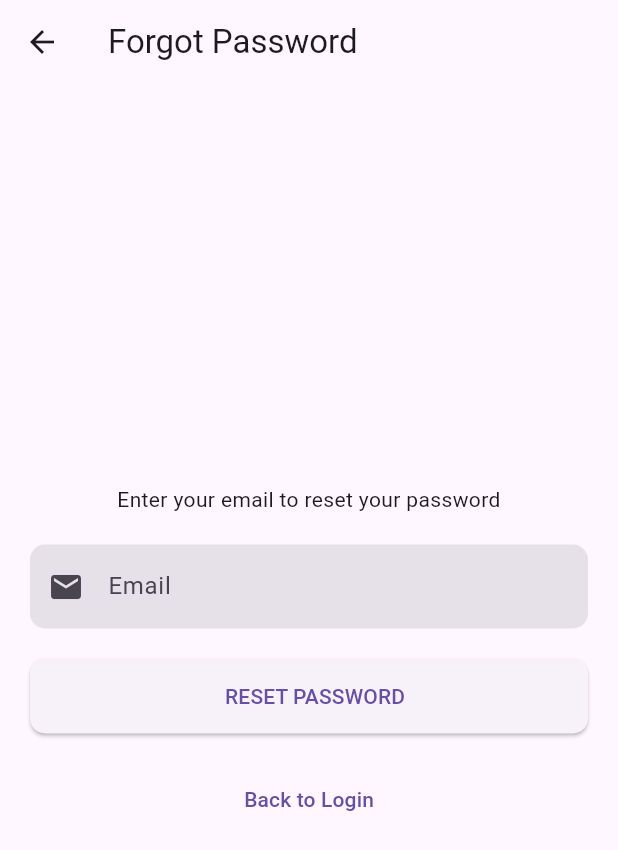
After one commit to rodrigogmdias/flutter-boilerplate, a Flutter app: the screen it shows after launch, after a tap on "Forgot password?", on a phone screen of 412 x 824 dp. The commit adds this screen. Shown: the top 850 px of the screen. Run offline on Flutter 3.47's test engine with Material 3 defaults, Android fonts, the phone set to English and light mode, and no system bars; our stand-ins replace bloc, firebase_core, flutter_bloc, go_router; accounts and stored records are empty; generated files the repository leaves out were written again.

Commit message:
feat: adicionar página de recuperação de senha e navegação no login

```diff
--- /dev/null
+++ b/lib/feature/forget_password/forget_password_page.dart
@@ -0,0 +1,42 @@
+import 'package:flutter/material.dart';
+
+import '../../shared/components/custom_buttons.dart';
+import '../../shared/components/custom_text_field.dart';
+
+class ForgetPasswordPage extends StatelessWidget {
+  const ForgetPasswordPage({super.key});
+
+  @override
+  Widget build(BuildContext context) {
+    return Scaffold(
+      appBar: AppBar(
+        title: const Text("Forgot Password"),
+      ),
+      body: Center(
+        child: Padding(
+          padding: const EdgeInsets.all(20.0),
+          child: Column(
+            mainAxisAlignment: MainAxisAlignment.center,
+            crossAxisAlignment: CrossAxisAlignment.stretch,
+            children: [
+              Text(
+                "Enter your email to reset your password",
+                textAlign: TextAlign.center,
+                style: Theme.of(context).textTheme.bodyMedium,
+              ),
+              const SizedBox(height: 20),
+              const CustomTextField(hintText: "Email", icon: Icons.email),
+              const SizedBox(height: 20),
+              CustomButton(label: "RESET PASSWORD", onPressed: () {}),
+              const SizedBox(height: 20),
+              TextButton(
+                onPressed: () => Navigator.pop(context),
+                child: const Text("Back to Login"),
+              ),
+            ],
+          ),
+        ),
+      ),
+    );
+  }
+}
--- a/lib/feature/login/widgets/remember_me_and_forget_password.dart
+++ b/lib/feature/login/widgets/remember_me_and_forget_password.dart
@@ -1,4 +1,5 @@
 import 'package:flutter/material.dart';
+import 'package:go_router/go_router.dart';
 
 class RememberMeAndForgotPassword extends StatelessWidget {
   const RememberMeAndForgotPassword({
@@ -24,10 +25,13 @@ class RememberMeAndForgotPassword extends StatelessWidget {
             const Text("Remember me"),
           ],
         ),
-        Text(
-          "Forgot password?",
-          style: TextStyle(
-            color: Theme.of(context).colorScheme.secondary,
+        GestureDetector(
+          onTap: () => context.push("/forget-password"),
+          child: Text(
+            "Forgot password?",
+            style: TextStyle(
+              color: Theme.of(context).colorScheme.secondary,
+            ),
           ),
         ),
       ],
--- a/lib/shared/router/app_router.dart
+++ b/lib/shared/router/app_router.dart
@@ -1,5 +1,6 @@
 import 'package:go_router/go_router.dart';
 
+import '../../feature/forget_password/forget_password_page.dart';
 import '../../feature/home/home_page.dart';
 import '../../feature/login/login_page.dart';
 
@@ -13,5 +14,9 @@ mixin AppRouter {
       path: '/home',
       builder: (context, state) => const HomePage(),
     ),
+    GoRoute(
+      path: '/forget-password',
+      builder: (context, state) => const ForgetPasswordPage(),
+    ),
   ]);
 }
```
